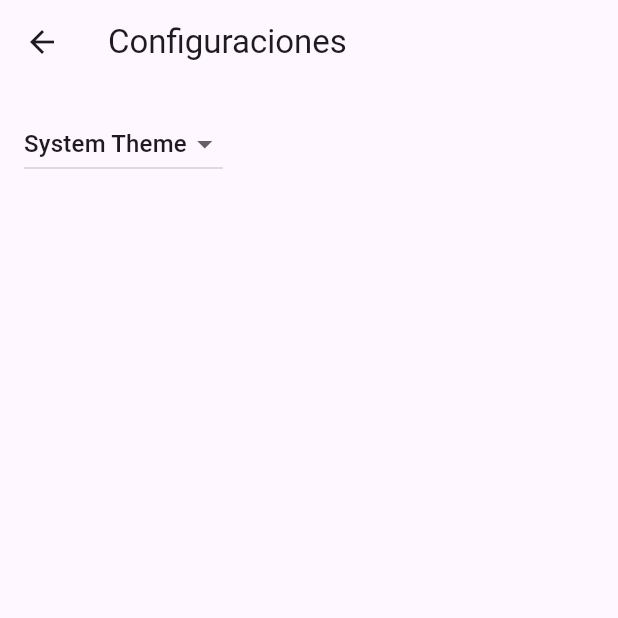
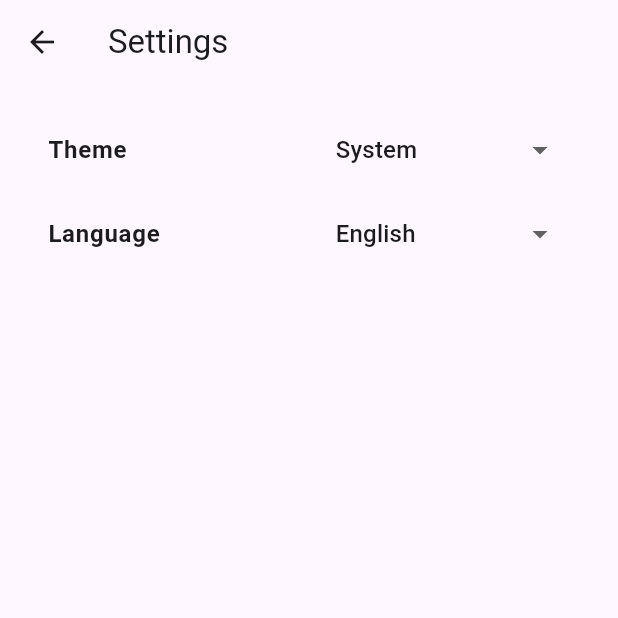
Before and after one commit to Pseudo-codigo/FulltimeForceTask, a Flutter app: the screen it shows after launch, after a tap on the "settings" icon, on a phone screen of 412 x 824 dp, the top half of it. Run offline on Flutter 3.47's test engine with Material 3 defaults, Android fonts, the phone set to English and light mode, and no system bars; our stand-ins replace flutter_bloc, go_router, shared_preferences; generated files the repository leaves out were written again.

Commit message:
+Settings Page

```diff
--- a/lib/main.dart
+++ b/lib/main.dart
@@ -1,21 +1,7 @@
 import 'package:flutter/material.dart';
 
 import 'src/app.dart';
-import 'src/settings/settings_controller.dart';
-import 'src/settings/settings_service.dart';
 
 void main() async {
-  // Set up the SettingsController, which will glue user settings to multiple
-  // Flutter Widgets.
-  final settingsController = SettingsController(SettingsService());
-  WidgetsFlutterBinding.ensureInitialized();
-
-  // Load the user's preferred theme while the splash screen is displayed.
-  // This prevents a sudden theme change when the app is first displayed.
-  await settingsController.loadSettings();
-
-  // Run the app and pass in the SettingsController. The app listens to the
-  // SettingsController for changes, then passes it further down to the
-  // SettingsView.
-  runApp(MyApp(settingsController: settingsController));
+  runApp(MyApp());
 }
--- a/lib/src/app.dart
+++ b/lib/src/app.dart
@@ -1,20 +1,23 @@
 import 'package:flutter/material.dart';
+import 'package:flutter_bloc/flutter_bloc.dart';
 import 'package:flutter_gen/gen_l10n/app_localizations.dart';
-import 'package:flutter_localizations/flutter_localizations.dart';
+import 'package:fulltime_force_task/src/shared/locale/localization_cubit.dart';
+import 'package:fulltime_force_task/src/shared/routes/routes.dart';
+import 'package:fulltime_force_task/src/shared/theme/theme_cubit.dart';
 
 import 'sample_feature/sample_item_details_view.dart';
 import 'sample_feature/sample_item_list_view.dart';
-import 'settings/settings_controller.dart';
-import 'settings/settings_view.dart';
+import 'pages/settings/settings_view.dart';
 
 /// The Widget that configures your application.
 class MyApp extends StatelessWidget {
-  const MyApp({
+  MyApp({
     super.key,
-    required this.settingsController,
+    // required this.settingsController,
   });
 
-  final SettingsController settingsController;
+  // final SettingsController settingsController;
+  late final _router = routes;
 
   @override
   Widget build(BuildContext context) {
@@ -22,10 +25,14 @@ class MyApp extends StatelessWidget {
     //
     // The ListenableBuilder Widget listens to the SettingsController for changes.
     // Whenever the user updates their settings, the MaterialApp is rebuilt.
-    return ListenableBuilder(
-      listenable: settingsController,
-      builder: (BuildContext context, Widget? child) {
-        return MaterialApp(
+    return MultiBlocProvider(
+      providers: [
+        BlocProvider(create: (context) => ThemeCubit()..init()),
+        BlocProvider(create: (context) => LocaleCubit()..init()),
+      ],
+      child: Builder(
+        builder: (context) {
+          return MaterialApp.router(
             // Providing a restorationScopeId allows the Navigator built by the
             // MaterialApp to restore the navigation stack when a user leaves and
             // returns to the app after it has been killed while running in the
@@ -35,51 +42,28 @@ class MyApp extends StatelessWidget {
             // Provide the generated AppLocalizations to the MaterialApp. This
             // allows descendant Widgets to display the correct translations
             // depending on the user's locale.
-          localizationsDelegates: const [
-            AppLocalizations.delegate,
-            GlobalMaterialLocalizations.delegate,
-            GlobalWidgetsLocalizations.delegate,
-            GlobalCupertinoLocalizations.delegate,
-          ],
-          supportedLocales: const [
-            Locale('en', ''), // English, no country code
-          ],
+            localizationsDelegates: AppLocalizations.localizationsDelegates,
+            supportedLocales: AppLocalizations.supportedLocales,
 
             // Use AppLocalizations to configure the correct application title
             // depending on the user's locale.
+            locale: context.watch<LocaleCubit>().locale,
             //
             // The appTitle is defined in .arb files found in the localization
             // directory.
             onGenerateTitle: (BuildContext context) =>
-              AppLocalizations.of(context)!.appTitle,
+                AppLocalizations.of(context)!.homeTitle,
 
             // Define a light and dark color theme. Then, read the user's
             // preferred ThemeMode (light, dark, or system default) from the
             // SettingsController to display the correct theme.
             theme: ThemeData(),
             darkTheme: ThemeData.dark(),
-          themeMode: settingsController.themeMode,
-
-          // Define a function to handle named routes in order to support
-          // Flutter web url navigation and deep linking.
-          onGenerateRoute: (RouteSettings routeSettings) {
-            return MaterialPageRoute<void>(
-              settings: routeSettings,
-              builder: (BuildContext context) {
-                switch (routeSettings.name) {
-                  case SettingsView.routeName:
-                    return SettingsView(controller: settingsController);
-                  case SampleItemDetailsView.routeName:
-                    return const SampleItemDetailsView();
-                  case SampleItemListView.routeName:
-                  default:
-                    return const SampleItemListView();
-                }
-              },
+            themeMode: context.watch<ThemeCubit>().themeMode,
+            routerConfig: _router,
           );
         },
-        );
-      },
+      ),
     );
   }
 }
--- a/lib/src/localization/app_en.arb
+++ b/lib/src/localization/app_en.arb
@@ -1,6 +1,14 @@
 {
-  "appTitle": "fulltime_force_task",
-  "@appTitle": {
+  "homeTitle": "Settings",
+  "@homeTitle": {
     "description": "The title of the application"
-  }
+  },
+  "settingsTitle": "Settings",
+  "settingsTheme": "Theme",
+  "settingsThemeSystem": "System",
+  "settingsThemeDark": "Dark",
+  "settingsThemeLight": "Light",
+  "settingsLocale": "Language",
+  "settingsLocaleEn": "English",
+  "settingsLocaleEs": "Spanish"
 }
--- /dev/null
+++ b/lib/src/localization/app_es.arb
@@ -0,0 +1,11 @@
+{
+  "homeTitle": "Configuraciones",
+  "settingsTitle": "Configuraciones",
+  "settingsTheme": "Tema",
+  "settingsThemeSystem": "Sistema",
+  "settingsThemeDark": "Oscuro",
+  "settingsThemeLight": "Claro",
+  "settingsLocale": "Idioma",
+  "settingsLocaleEn": "Inglés",
+  "settingsLocaleEs": "Español"
+}
--- /dev/null
+++ b/lib/src/pages/settings/settings_view.dart
@@ -0,0 +1,108 @@
+import 'package:flutter/material.dart';
+import 'package:flutter_bloc/flutter_bloc.dart';
+import 'package:fulltime_force_task/src/shared/locale/localization_cubit.dart';
+import 'package:fulltime_force_task/src/shared/theme/theme_cubit.dart';
+import 'package:flutter_gen/gen_l10n/app_localizations.dart';
+
+/// Displays the various settings that can be customized by the user.
+///
+/// When a user changes a setting, the SettingsController is updated and
+/// Widgets that listen to the SettingsController are rebuilt.
+class SettingsView extends StatelessWidget {
+  const SettingsView({
+    super.key,
+  });
+
+  @override
+  Widget build(BuildContext context) {
+    ThemeCubit themeCubit = context.watch<ThemeCubit>();
+    LocaleCubit localeCubit = context.watch<LocaleCubit>();
+    return Scaffold(
+      appBar: AppBar(
+        title: Text(AppLocalizations.of(context)!.homeTitle),
+      ),
+      body: Container(
+        width: double.infinity,
+        padding: const EdgeInsets.all(16),
+        child: SingleChildScrollView(
+          child: Column(
+            crossAxisAlignment: CrossAxisAlignment.start,
+            children: [
+              Column(
+                children: [
+                  ListTile(
+                    enableFeedback: false,
+                    splashColor: Colors.transparent,
+                    title: Text(
+                      AppLocalizations.of(context)!.settingsTheme,
+                      style: const TextStyle(
+                          fontWeight: FontWeight.bold, fontSize: 16),
+                    ),
+                    trailing: DropdownButton<ThemeMode>(
+                      value: themeCubit.themeMode,
+                      // Call the updateThemeMode method any time the user selects a theme.
+                      onChanged: (theme) {
+                        themeCubit.updateThemeMode(theme);
+                      },
+                      items: [
+                        DropdownMenuItem(
+                          value: ThemeMode.system,
+                          child: Text(AppLocalizations.of(context)!
+                              .settingsThemeSystem),
+                        ),
+                        DropdownMenuItem(
+                          value: ThemeMode.light,
+                          child: Text(
+                              AppLocalizations.of(context)!.settingsThemeLight),
+                        ),
+                        DropdownMenuItem(
+                          value: ThemeMode.dark,
+                          child: Text(
+                              AppLocalizations.of(context)!.settingsThemeDark),
+                        )
+                      ],
+                      underline: Container(),
+                      hint: const Text("Seleccione Tema"),
+                    ),
+                    onTap: () {},
+                  ),
+                  ListTile(
+                    enableFeedback: false,
+                    splashColor: Colors.transparent,
+                    title: Text(
+                      AppLocalizations.of(context)!.settingsLocale,
+                      style: const TextStyle(
+                          fontWeight: FontWeight.bold, fontSize: 16),
+                    ),
+                    trailing: DropdownButton<Locale>(
+                      value: localeCubit.locale,
+                      // Call the updateThemeMode method any time the user selects a theme.
+                      onChanged: (locale) {
+                        localeCubit.updatelocale(locale);
+                      },
+                      items: [
+                        DropdownMenuItem(
+                          value: const Locale('en'),
+                          child: Text(
+                              AppLocalizations.of(context)!.settingsLocaleEn),
+                        ),
+                        DropdownMenuItem(
+                          value: const Locale('es'),
+                          child: Text(
+                              AppLocalizations.of(context)!.settingsLocaleEs),
+                        )
+                      ],
+                      underline: Container(),
+                      hint: const Text("Seleccione Tema"),
+                    ),
+                    onTap: () {},
+                  ),
+                ],
+              ),
+            ],
+          ),
+        ),
+      ),
+    );
+  }
+}
--- a/lib/src/sample_feature/sample_item_list_view.dart
+++ b/lib/src/sample_feature/sample_item_list_view.dart
@@ -1,6 +1,6 @@
 import 'package:flutter/material.dart';
-
-import '../settings/settings_view.dart';
+import 'package:fulltime_force_task/src/shared/routes/routes.dart';
+import 'package:go_router/go_router.dart';
 import 'sample_item.dart';
 import 'sample_item_details_view.dart';
 
@@ -10,8 +10,6 @@ class SampleItemListView extends StatelessWidget {
     super.key,
     this.items = const [SampleItem(1), SampleItem(2), SampleItem(3)],
   });
-
-  static const routeName = '/';
 
   final List<SampleItem> items;
 
@@ -27,7 +25,7 @@ class SampleItemListView extends StatelessWidget {
               // Navigate to the settings page. If the user leaves and returns
               // to the app after it has been killed while running in the
               // background, the navigation stack is restored.
-              Navigator.restorablePushNamed(context, SettingsView.routeName);
+              context.pushNamed(Routes.settings);
             },
           ),
         ],
@@ -62,8 +60,7 @@ class SampleItemListView extends StatelessWidget {
                   context,
                   SampleItemDetailsView.routeName,
                 );
-            }
-          );
+              });
         },
       ),
     );
--- a/lib/src/settings/settings_controller.dart
+++ /dev/null
@@ -1,50 +0,0 @@
-import 'package:flutter/material.dart';
-
-import 'settings_service.dart';
-
-/// A class that many Widgets can interact with to read user settings, update
-/// user settings, or listen to user settings changes.
-///
-/// Controllers glue Data Services to Flutter Widgets. The SettingsController
-/// uses the SettingsService to store and retrieve user settings.
-class SettingsController with ChangeNotifier {
-  SettingsController(this._settingsService);
-
-  // Make SettingsService a private variable so it is not used directly.
-  final SettingsService _settingsService;
-
-  // Make ThemeMode a private variable so it is not updated directly without
-  // also persisting the changes with the SettingsService.
-  late ThemeMode _themeMode;
-
-  // Allow Widgets to read the user's preferred ThemeMode.
-  ThemeMode get themeMode => _themeMode;
-
-  /// Load the user's settings from the SettingsService. It may load from a
-  /// local database or the internet. The controller only knows it can load the
-  /// settings from the service.
-  Future<void> loadSettings() async {
-    _themeMode = await _settingsService.themeMode();
-
-    // Important! Inform listeners a change has occurred.
-    notifyListeners();
-  }
-
-  /// Update and persist the ThemeMode based on the user's selection.
-  Future<void> updateThemeMode(ThemeMode? newThemeMode) async {
-    if (newThemeMode == null) return;
-
-    // Do not perform any work if new and old ThemeMode are identical
-    if (newThemeMode == _themeMode) return;
-
-    // Otherwise, store the new ThemeMode in memory
-    _themeMode = newThemeMode;
-
-    // Important! Inform listeners a change has occurred.
-    notifyListeners();
-
-    // Persist the changes to a local database or the internet using the
-    // SettingService.
-    await _settingsService.updateThemeMode(newThemeMode);
-  }
-}
--- a/lib/src/settings/settings_service.dart
+++ /dev/null
@@ -1,41 +0,0 @@
-import 'package:flutter/material.dart';
-import 'package:shared_preferences/shared_preferences.dart';
-
-/// A service that stores and retrieves user settings.
-///
-/// By default, this class does not persist user settings. If you'd like to
-/// persist the user settings locally, use the shared_preferences package. If
-/// you'd like to store settings on a web server, use the http package.
-class SettingsService {
-  /// Loads the User's preferred ThemeMode from local or remote storage.
-  Future<ThemeMode> themeMode() async {
-    final SharedPreferences prefs = await SharedPreferences.getInstance();
-
-    var a = prefs.getString('theme');
-
-    var currentTheme = ThemeMode.system;
-    if (a != null) {
-      switch (a) {
-        case 'dark':
-          currentTheme = ThemeMode.dark;
-          break;
-        case 'light':
-          currentTheme = ThemeMode.light;
-          break;
-        default:
-          currentTheme = ThemeMode.system;
-          break;
-      }
-    }
-
-    return currentTheme;
-  }
-
-  /// Persists the user's preferred ThemeMode to local or remote storage.
-  Future<void> updateThemeMode(ThemeMode theme) async {
-    // Use the shared_preferences package to persist settings locally or the
-    // http package to persist settings over the network.
-    final SharedPreferences prefs = await SharedPreferences.getInstance();
-    prefs.setString('theme', theme.name.toString());
-  }
-}
--- a/lib/src/settings/settings_view.dart
+++ /dev/null
@@ -1,51 +0,0 @@
-import 'package:flutter/material.dart';
-
-import 'settings_controller.dart';
-
-/// Displays the various settings that can be customized by the user.
-///
-/// When a user changes a setting, the SettingsController is updated and
-/// Widgets that listen to the SettingsController are rebuilt.
-class SettingsView extends StatelessWidget {
-  const SettingsView({super.key, required this.controller});
-
-  static const routeName = '/settings';
-
-  final SettingsController controller;
-
-  @override
-  Widget build(BuildContext context) {
-    return Scaffold(
-      appBar: AppBar(
-        title: const Text('Configuraciones'),
-      ),
-      body: Padding(
-        padding: const EdgeInsets.all(16),
-        // Glue the SettingsController to the theme selection DropdownButton.
-        //
-        // When a user selects a theme from the dropdown list, the
-        // SettingsController is updated, which rebuilds the MaterialApp.
-        child: DropdownButton<ThemeMode>(
-          // Read the selected themeMode from the controller
-          value: controller.themeMode,
-          // Call the updateThemeMode method any time the user selects a theme.
-          onChanged: (theme) => controller.updateThemeMode(theme),
-          items: const [
-            DropdownMenuItem(
-              value: ThemeMode.system,
-              child: Text('System Theme'),
-            ),
-            DropdownMenuItem(
-              value: ThemeMode.light,
-              child: Text('Light Theme'),
-            ),
-            DropdownMenuItem(
-              value: ThemeMode.dark,
-              child: Text('Dark Theme'),
-            )
-          ],
-        ),
-      ),
-    );
-  }
-}
--- /dev/null
+++ b/lib/src/shared/locale/localization_cubit.dart
@@ -0,0 +1,44 @@
+import 'package:flutter/material.dart';
+import 'package:flutter_bloc/flutter_bloc.dart';
+import 'package:shared_preferences/shared_preferences.dart';
+
+class LocaleCubit extends Cubit<Locale> {
+  LocaleCubit() : super(const Locale('en'));
+
+  // Make Locale a private variable so it is not updated directly without
+  Locale? _locale;
+
+  // Allow Widgets to read the user's preferred Locale.
+  Locale get locale => _locale ?? const Locale('en');
+
+  Future<void> init() async {
+    //verify local storage
+    final SharedPreferences prefs = await SharedPreferences.getInstance();
+
+    var loc = prefs.getString('locale');
+
+    var currentLocale = locale;
+    if (loc != null) {
+      currentLocale = Locale(loc);
+    }
+    _locale = currentLocale;
+    emit(currentLocale);
+  }
+
+  /// Update and persist the locale based on the user's selection.
+  Future<void> updatelocale(Locale? newLocale) async {
+    if (newLocale == null) return;
+
+    // Do not perform any work if new and old locale are identical
+    if (newLocale == _locale) return;
+
+    // Otherwise, store the new locale in memory
+    _locale = newLocale;
+
+    final SharedPreferences prefs = await SharedPreferences.getInstance();
+    prefs.setString('locale', locale.languageCode.toString());
+    // Persist the changes to a local database or the internet using the
+    // SettingService.
+    emit(newLocale);
+  }
+}
--- /dev/null
+++ b/lib/src/shared/routes/routes.dart
@@ -0,0 +1,31 @@
+import 'package:flutter/cupertino.dart';
+import 'package:fulltime_force_task/src/sample_feature/sample_item_list_view.dart';
+import 'package:fulltime_force_task/src/pages/settings/settings_view.dart';
+import 'package:go_router/go_router.dart';
+
+class Routes {
+  static const String home = '/home';
+  static const String branchs = '/branchs';
+  static const String commits = '/settings';
+  static const String settings = '/settings';
+}
+
+final navigatorKey = GlobalKey<NavigatorState>();
+
+var routes = GoRouter(
+  observers: [HeroController()],
+  initialLocation: Routes.home,
+  navigatorKey: navigatorKey,
+  routes: [
+    GoRoute(
+      name: Routes.home,
+      path: '/home',
+      builder: (context, state) => const SampleItemListView(),
+    ),
+    GoRoute(
+      name: Routes.settings,
+      path: '/settings',
+      builder: (context, state) => const SettingsView(),
+    ),
+  ],
+);
--- a/lib/src/shared/theme/theme_cubit.dart
+++ b/lib/src/shared/theme/theme_cubit.dart
@@ -0,0 +1,55 @@
+import 'package:flutter/material.dart';
+import 'package:flutter_bloc/flutter_bloc.dart';
+import 'package:shared_preferences/shared_preferences.dart';
+
+class ThemeCubit extends Cubit<ThemeMode> {
+  ThemeCubit() : super(ThemeMode.system);
+
+  // Make ThemeMode a private variable so it is not updated directly without
+  // also persisting the changes with the SettingsService.
+  ThemeMode? _themeMode;
+
+  // Allow Widgets to read the user's preferred ThemeMode.
+  ThemeMode get themeMode => _themeMode??ThemeMode.system;
+
+  Future<void> init() async {
+    //verify local storage
+    final SharedPreferences prefs = await SharedPreferences.getInstance();
+
+    var a = prefs.getString('theme');
+
+    var currentTheme = ThemeMode.system;
+    if (a != null) {
+      switch (a) {
+        case 'dark':
+          currentTheme = ThemeMode.dark;
+          break;
+        case 'light':
+          currentTheme = ThemeMode.light;
+          break;
+        default:
+          currentTheme = ThemeMode.system;
+          break;
+      }
+    }
+    _themeMode = currentTheme;
+    emit(currentTheme);
+  }
+
+  /// Update and persist the ThemeMode based on the user's selection.
+  Future<void> updateThemeMode(ThemeMode? newThemeMode) async {
+    if (newThemeMode == null) return;
+
+    // Do not perform any work if new and old ThemeMode are identical
+    if (newThemeMode == _themeMode) return;
+
+    // Otherwise, store the new ThemeMode in memory
+    _themeMode = newThemeMode;
+
+    final SharedPreferences prefs = await SharedPreferences.getInstance();
+    prefs.setString('theme', themeMode.name.toString());
+    // Persist the changes to a local database or the internet using the
+    // SettingService.
+    emit(newThemeMode);
+  }
+}
--- a/pubspec.yaml
+++ b/pubspec.yaml
@@ -17,6 +17,7 @@ dependencies:
   flutter_localizations:
     sdk: flutter
   github: ^9.22.0
+  go_router: ^13.1.0
   shared_preferences: ^2.2.2
 
 dev_dependencies:
```
Also changed, not shown: pubspec.lock. Lines whose indentation alone changed are shown as unchanged.
